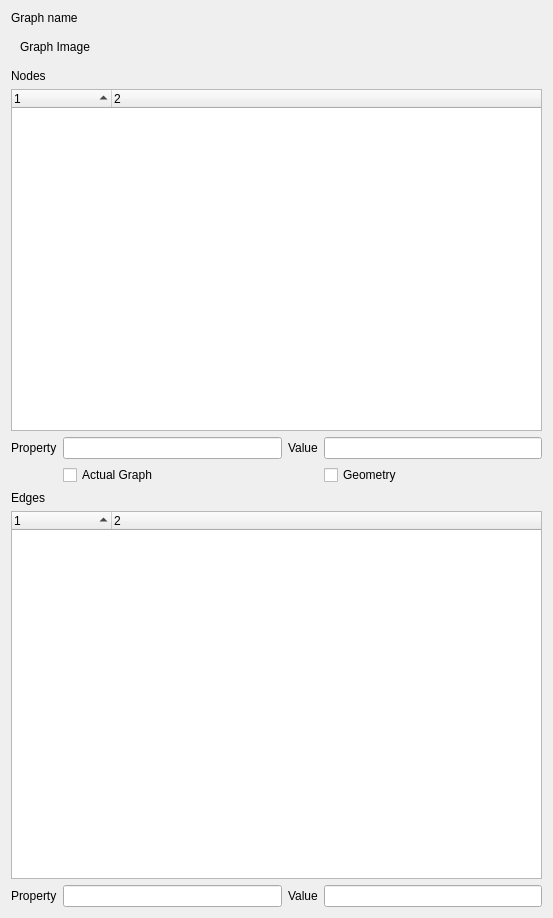
Before: the Qt Designer form topo-blend/GraphExplorer.ui in ialhashim/topo-blend, drawn with Qt 5.
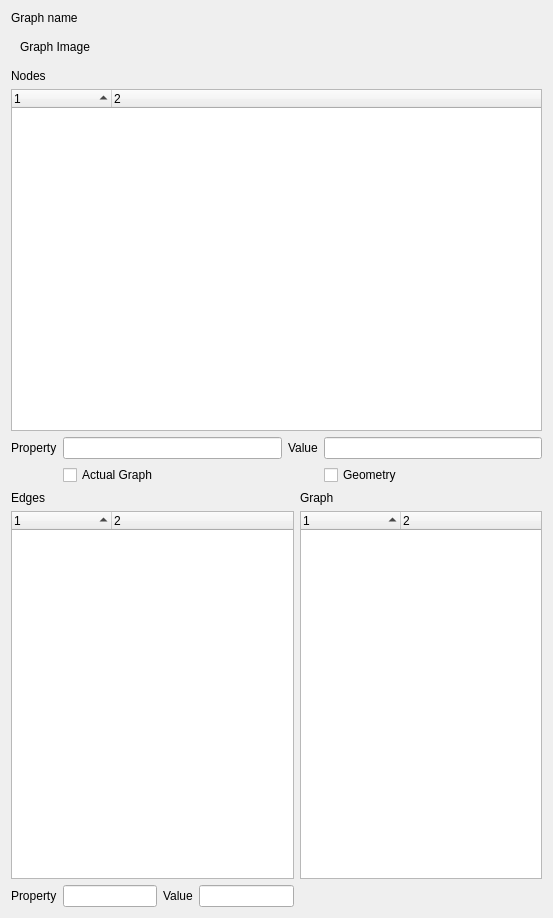
After: the same form once the commit is applied.

Commit message: [GraphExplorer] changes to also display graph properties. [PathEvaluator] cosmetic changes. [ScorerLib] compilation warning changes.

```diff
--- a/topo-blend/GraphExplorer.ui
+++ b/topo-blend/GraphExplorer.ui
@@ -109,6 +109,13 @@
    </item>
    <item>
     <layout class="QGridLayout" name="gridLayout_2">
+     <item row="0" column="4">
+      <widget class="QLabel" name="label_7">
+       <property name="text">
+        <string>Graph</string>
+       </property>
+      </widget>
+     </item>
      <item row="0" column="0">
       <widget class="QLabel" name="label">
        <property name="text">
@@ -156,6 +163,26 @@
        </column>
       </widget>
      </item>
+     <item row="1" column="4">
+      <widget class="QTreeWidget" name="graphTree">
+       <property name="sortingEnabled">
+        <bool>true</bool>
+       </property>
+       <property name="columnCount">
+        <number>2</number>
+       </property>
+       <column>
+        <property name="text">
+         <string notr="true">1</string>
+        </property>
+       </column>
+       <column>
+        <property name="text">
+         <string notr="true">2</string>
+        </property>
+       </column>
+      </widget>
+     </item>
     </layout>
    </item>
   </layout>
```
Left out of the diff: 12 changed lines with no effect on the pictures. The commit also changes 7 other files.
